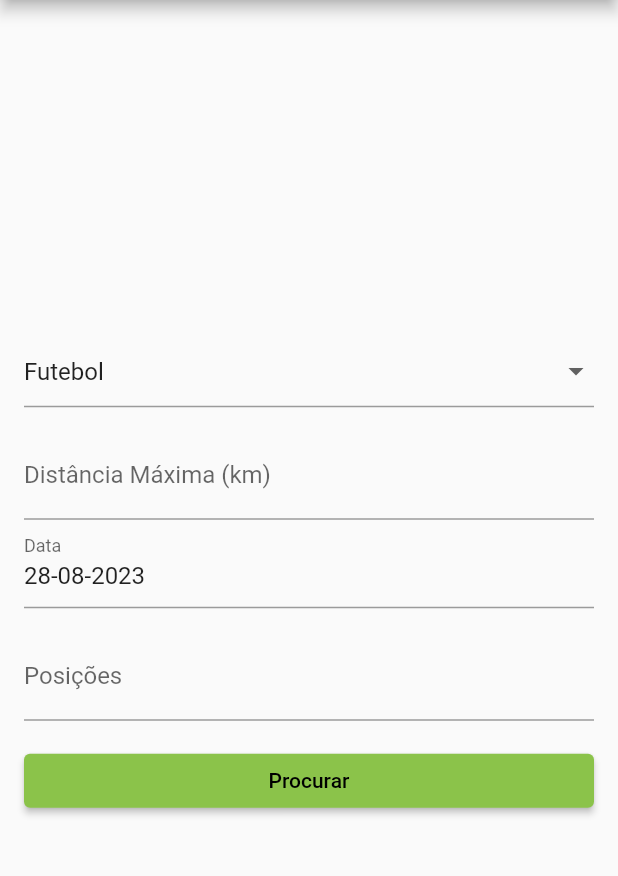
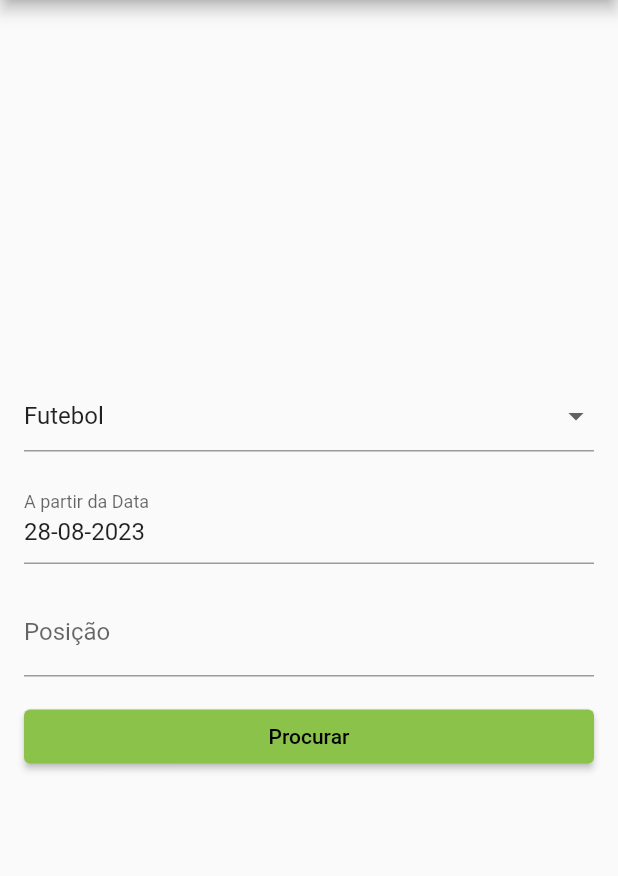
Before and after one commit to nibst/IHC, a Flutter app: the SearchPage screen opened directly, on a phone screen of 412 x 824 dp, the part 84-960 px from its top. Run offline on Flutter 3.47's test engine with Material 2 defaults, Android fonts, the phone set to English and light mode, and no system bars; our stand-ins replace google_fonts, hive, hive_flutter; accounts and stored records are empty.

```diff
--- a/lib/view/find_matchs.dart
+++ b/lib/view/find_matchs.dart
@@ -10,7 +10,6 @@ class SearchPage extends StatefulWidget {
 
 class _SearchPageState extends State<SearchPage> {
   String selectedSport = 'Futebol';
-  double? maxDistance;
   String? positions;
   DateTime selectedDate = DateTime.now();
 
@@ -27,7 +26,7 @@ class _SearchPageState extends State<SearchPage> {
           children: [
             DropdownButtonFormField<String>(
               value: selectedSport,
-              items: ['Futebol', 'Volei', 'Basquete', 'Polo', 'Outro']
+              items: ['Futebol', 'Volei', 'Basquete', 'Polo', 'Qualquer']
                   .map((sport) => DropdownMenuItem<String>(
                         value: sport,
                         child: Text(sport),
@@ -41,16 +40,9 @@ class _SearchPageState extends State<SearchPage> {
             ),
             SizedBox(height: 16),
             TextFormField(
-              keyboardType: TextInputType.number,
-              decoration: InputDecoration(labelText: 'Distância Máxima (km)'),
-              onChanged: (value) {
-                maxDistance = double.tryParse(value) ?? 0;
-              },
-            ),
-            TextFormField(
                 readOnly: true,
                 onTap: () => _selectDate(context),
-                decoration: InputDecoration(labelText: 'Data'),
+                decoration: InputDecoration(labelText: 'A partir da Data'),
                 validator: (value) {
                   if (selectedDate == null) {
                     return 'Por favor selecione uma data';
@@ -62,7 +54,7 @@ class _SearchPageState extends State<SearchPage> {
                 )),
             SizedBox(height: 16),
             TextFormField(
-              decoration: InputDecoration(labelText: 'Posições'),
+              decoration: InputDecoration(labelText: 'Posição'),
               onChanged: (value) {
                 positions = value;
               },
@@ -76,8 +68,8 @@ class _SearchPageState extends State<SearchPage> {
                   MaterialPageRoute(
                     builder: (context) => MatchResultsPage(
                       selectedSport: selectedSport,
-                      maxDistance: maxDistance,
                       positions: positions,
+                      selectedDate: selectedDate,
                     ),
                   ),
                 );
@@ -95,7 +87,7 @@ class _SearchPageState extends State<SearchPage> {
       context: context,
       initialDate: selectedDate,
       firstDate: DateTime(1900),
-      lastDate: DateTime.now(),
+      lastDate: DateTime(2101),
     );
 
     if (picked != null && picked != selectedDate) {
```
Also changed, not shown: lib/view/matches_results_page.dart (+16 -9 lines).
